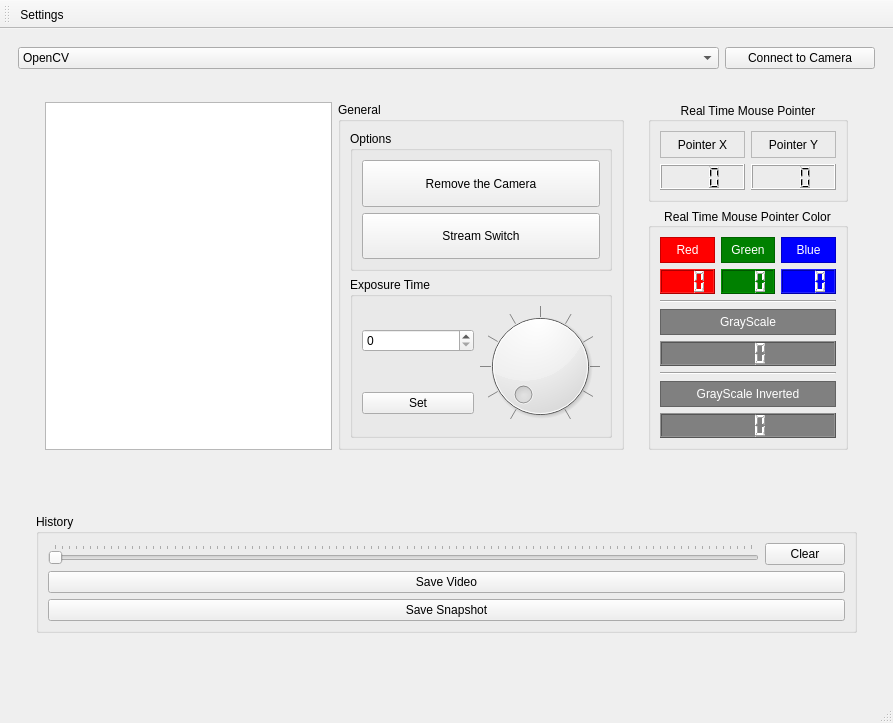
msaidbilgehan/Camera-API-Developer-and-Tools-Project, file camera_api_developer_UI.ui: the form before one commit.
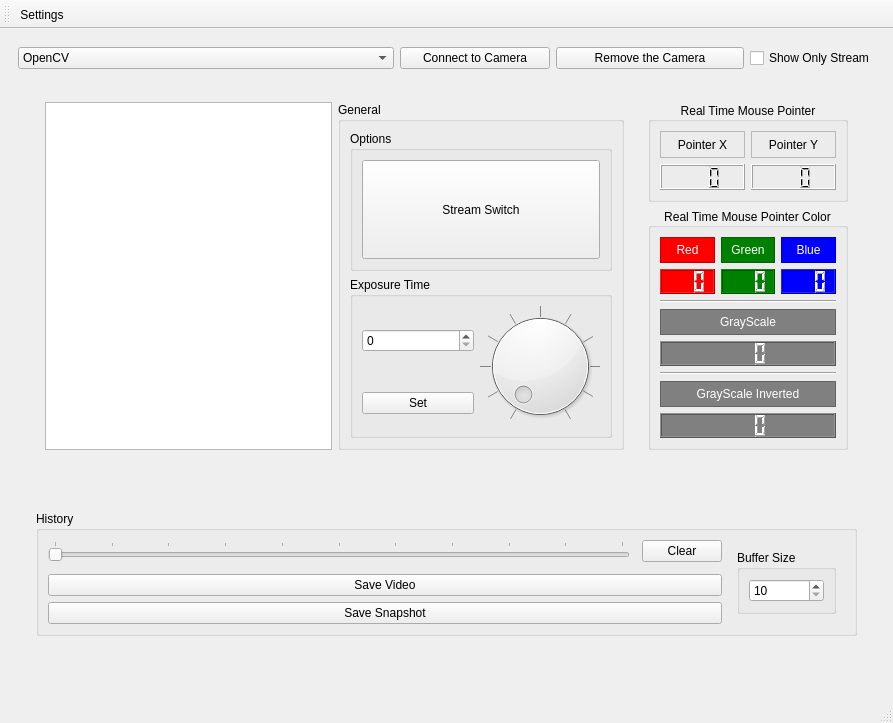
The form after the commit.

Commit message: UI Updated, element hide/show added to UI base class, exposure time set added, buffer size dynamic change added.

Diff of the .ui file:
```diff
--- a/camera_api_developer_UI.ui
+++ b/camera_api_developer_UI.ui
@@ -19,51 +19,7 @@
     <item row="0" column="0">
      <widget class="QWidget" name="widget_Camera_Area" native="true">
       <layout class="QGridLayout" name="gridLayout_5">
-       <item row="0" column="0">
-        <widget class="QComboBox" name="comboBox_Camera_API_Selection">
-         <property name="sizePolicy">
-          <sizepolicy hsizetype="Minimum" vsizetype="Maximum">
-           <horstretch>0</horstretch>
-           <verstretch>0</verstretch>
-          </sizepolicy>
-         </property>
-         <item>
-          <property name="text">
-           <string>OpenCV</string>
-          </property>
-         </item>
-         <item>
-          <property name="text">
-           <string>Basler</string>
-          </property>
-         </item>
-         <item>
-          <property name="text">
-           <string>Baumer</string>
-          </property>
-         </item>
-        </widget>
-       </item>
-       <item row="0" column="1">
-        <widget class="QPushButton" name="pushButton_Page_1_Connect_to_Camera">
-         <property name="sizePolicy">
-          <sizepolicy hsizetype="Minimum" vsizetype="Maximum">
-           <horstretch>0</horstretch>
-           <verstretch>0</verstretch>
-          </sizepolicy>
-         </property>
-         <property name="maximumSize">
-          <size>
-           <width>150</width>
-           <height>16777215</height>
-          </size>
-         </property>
-         <property name="text">
-          <string>Connect to Camera</string>
-         </property>
-        </widget>
-       </item>
-       <item row="1" column="0" colspan="2">
+       <item row="1" column="0" colspan="5">
         <widget class="QWidget" name="widget_Page_1_Main" native="true">
          <layout class="QVBoxLayout" name="verticalLayout">
           <item>
@@ -608,31 +564,6 @@
                       <string>Options</string>
                      </property>
                      <layout class="QVBoxLayout" name="verticalLayout_4">
-                      <item>
-                       <widget class="QPushButton" name="pushButton_Page_1_Remove_the_Camera">
-                        <property name="sizePolicy">
-                         <sizepolicy hsizetype="Ignored" vsizetype="Minimum">
-                          <horstretch>0</horstretch>
-                          <verstretch>0</verstretch>
-                         </sizepolicy>
-                        </property>
-                        <property name="minimumSize">
-                         <size>
-                          <width>75</width>
-                          <height>0</height>
-                         </size>
-                        </property>
-                        <property name="maximumSize">
-                         <size>
-                          <width>16777215</width>
-                          <height>16777215</height>
-                         </size>
-                        </property>
-                        <property name="text">
-                         <string>Remove the Camera</string>
-                        </property>
-                       </widget>
-                      </item>
                       <item>
                        <widget class="QPushButton" name="pushButton_Page_1_Stream_Switch">
                         <property name="sizePolicy">
@@ -781,8 +712,18 @@
                 <string>History</string>
                </property>
                <layout class="QGridLayout" name="gridLayout">
+                <item row="0" column="2">
+                 <widget class="QPushButton" name="pushButton_Buffer_Clear">
+                  <property name="text">
+                   <string>Clear</string>
+                  </property>
+                 </widget>
+                </item>
                 <item row="0" column="0">
                  <widget class="QSlider" name="horizontalSlider_Page_1_Buffer_Step_Bar">
+                  <property name="maximum">
+                   <number>10</number>
+                  </property>
                   <property name="orientation">
                    <enum>Qt::Horizontal</enum>
                   </property>
@@ -794,27 +735,75 @@
                   </property>
                  </widget>
                 </item>
-                <item row="0" column="1">
-                 <widget class="QPushButton" name="pushButton_Buffer_Clear">
-                  <property name="text">
-                   <string>Clear</string>
-                  </property>
-                 </widget>
-                </item>
-                <item row="2" column="0" colspan="2">
-                 <widget class="QPushButton" name="pushButton_Page_1_Video">
-                  <property name="text">
-                   <string>Save Video</string>
-                  </property>
-                 </widget>
-                </item>
-                <item row="3" column="0" colspan="2">
+                <item row="3" column="0" colspan="3">
                  <widget class="QPushButton" name="pushButton_Page_1_Snapshot">
                   <property name="text">
                    <string>Save Snapshot</string>
                   </property>
                  </widget>
                 </item>
+                <item row="2" column="0" colspan="3">
+                 <widget class="QPushButton" name="pushButton_Page_1_Video">
+                  <property name="text">
+                   <string>Save Video</string>
+                  </property>
+                 </widget>
+                </item>
+                <item row="0" column="3" rowspan="4">
+                 <widget class="QWidget" name="widget_Page_1_Camera_Object_Params" native="true">
+                  <property name="sizePolicy">
+                   <sizepolicy hsizetype="Maximum" vsizetype="Maximum">
+                    <horstretch>0</horstretch>
+                    <verstretch>0</verstretch>
+                   </sizepolicy>
+                  </property>
+                  <layout class="QGridLayout" name="gridLayout_3">
+                   <item row="0" column="0">
+                    <widget class="QGroupBox" name="groupBox_Buffer_Size">
+                     <property name="sizePolicy">
+                      <sizepolicy hsizetype="Maximum" vsizetype="Maximum">
+                       <horstretch>0</horstretch>
+                       <verstretch>0</verstretch>
+                      </sizepolicy>
+                     </property>
+                     <property name="title">
+                      <string>Buffer Size</string>
+                     </property>
+                     <layout class="QGridLayout" name="gridLayout_8">
+                      <item row="0" column="0">
+                       <widget class="QSpinBox" name="spinBox_Buffer_Size">
+                        <property name="sizePolicy">
+                         <sizepolicy hsizetype="Minimum" vsizetype="Minimum">
+                          <horstretch>0</horstretch>
+                          <verstretch>0</verstretch>
+                         </sizepolicy>
+                        </property>
+                        <property name="minimumSize">
+                         <size>
+                          <width>75</width>
+                          <height>22</height>
+                         </size>
+                        </property>
+                        <property name="maximumSize">
+                         <size>
+                          <width>150</width>
+                          <height>16777215</height>
+                         </size>
+                        </property>
+                        <property name="minimum">
+                         <number>10</number>
+                        </property>
+                        <property name="maximum">
+                         <number>500</number>
+                        </property>
+                       </widget>
+                      </item>
+                     </layout>
+                    </widget>
+                   </item>
+                  </layout>
+                 </widget>
+                </item>
                </layout>
               </widget>
              </item>
@@ -824,6 +813,88 @@
          </layout>
         </widget>
        </item>
+       <item row="0" column="4">
+        <widget class="QCheckBox" name="checkBox_Show_Only_Stream">
+         <property name="sizePolicy">
+          <sizepolicy hsizetype="Maximum" vsizetype="Fixed">
+           <horstretch>0</horstretch>
+           <verstretch>0</verstretch>
+          </sizepolicy>
+         </property>
+         <property name="text">
+          <string>Show Only Stream</string>
+         </property>
+        </widget>
+       </item>
+       <item row="0" column="2">
+        <widget class="QPushButton" name="pushButton_Page_1_Connect_to_Camera">
+         <property name="sizePolicy">
+          <sizepolicy hsizetype="Minimum" vsizetype="Maximum">
+           <horstretch>0</horstretch>
+           <verstretch>0</verstretch>
+          </sizepolicy>
+         </property>
+         <property name="maximumSize">
+          <size>
+           <width>150</width>
+           <height>16777215</height>
+          </size>
+         </property>
+         <property name="text">
+          <string>Connect to Camera</string>
+         </property>
+        </widget>
+       </item>
+       <item row="0" column="0" colspan="2">
+        <widget class="QComboBox" name="comboBox_Camera_API_Selection">
+         <property name="sizePolicy">
+          <sizepolicy hsizetype="Minimum" vsizetype="Maximum">
+           <horstretch>0</horstretch>
+           <verstretch>0</verstretch>
+          </sizepolicy>
+         </property>
+         <item>
+          <property name="text">
+           <string>OpenCV</string>
+          </property>
+         </item>
+         <item>
+          <property name="text">
+           <string>Basler</string>
+          </property>
+         </item>
+         <item>
+          <property name="text">
+           <string>Baumer</string>
+          </property>
+         </item>
+        </widget>
+       </item>
+       <item row="0" column="3">
+        <widget class="QPushButton" name="pushButton_Page_1_Remove_the_Camera">
+         <property name="sizePolicy">
+          <sizepolicy hsizetype="Minimum" vsizetype="Maximum">
+           <horstretch>0</horstretch>
+           <verstretch>0</verstretch>
+          </sizepolicy>
+         </property>
+         <property name="minimumSize">
+          <size>
+           <width>75</width>
+           <height>0</height>
+          </size>
+         </property>
+         <property name="maximumSize">
+          <size>
+           <width>16777215</width>
+           <height>16777215</height>
+          </size>
+         </property>
+         <property name="text">
+          <string>Remove the Camera</string>
+         </property>
+        </widget>
+       </item>
       </layout>
      </widget>
     </item>
```
The commit also changes 1 other file.
